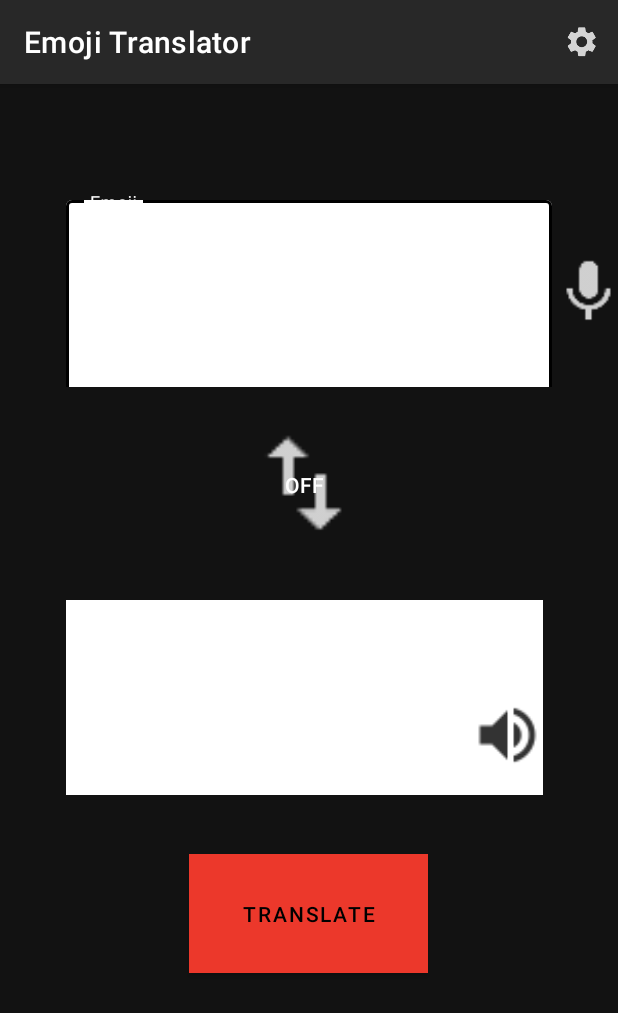
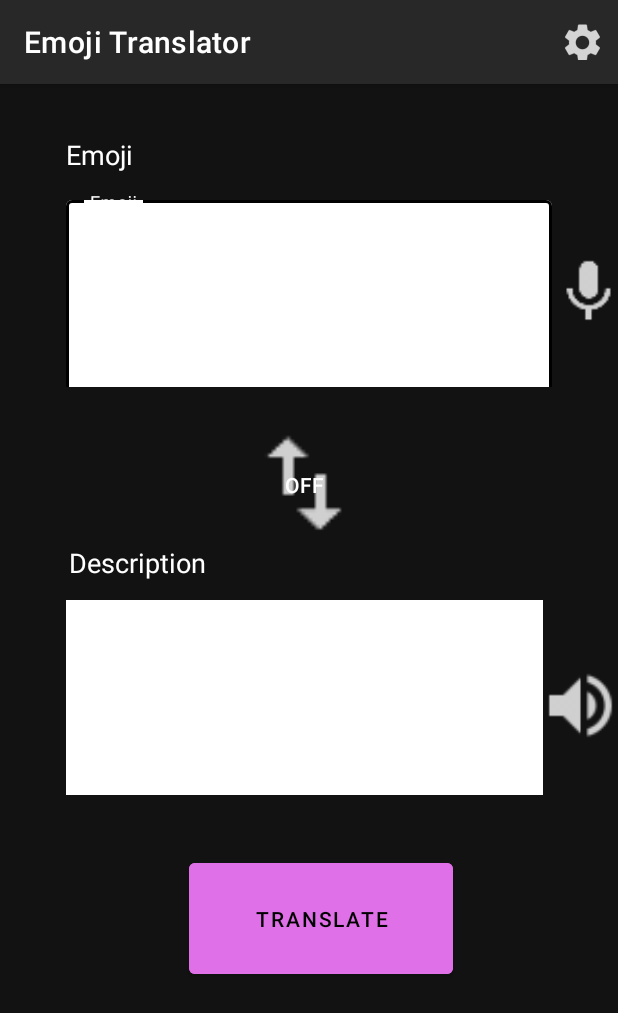
Before and after one commit to nadine193/emoji_translator_android, an Android app: the screen it shows after launch (MainActivity), on a phone screen of 412 x 824 dp. Shown: the top 1013 px of the screen. Run offline under Robolectric (Android 15) with nearby library versions, the phone set to English and light mode, and no system bars.

Commit message:
changed colour of translate button added headings to boxes to show state of switch button

```diff
--- a/src/main/java/com/example/emojitranslator/MainActivity.java
+++ b/src/main/java/com/example/emojitranslator/MainActivity.java
@@ -45,6 +45,8 @@ public class MainActivity extends AppCompatActivity {
     private ImageView ttsButton;
     private ImageView sttButton;
     private ListView listView;
+    private EditText outputHeading;
+    private EditText inputHeading;
     TextToSpeech t1;
     private List<String> result;
 
@@ -66,6 +68,10 @@ public class MainActivity extends AppCompatActivity {
         translateButton = findViewById(R.id.translateButton);
         ttsButton = findViewById(R.id.ttsButton);
         sttButton = findViewById(R.id.sttButton);
+        inputHeading = findViewById(R.id.inputHeading);
+        inputHeading.setText("Emoji");
+        outputHeading = findViewById(R.id.outputHeading);
+        outputHeading.setText("Description");
         t1 = new TextToSpeech(getApplicationContext(), new TextToSpeech.OnInitListener() {
             @Override
             public void onInit(int status) {
@@ -106,11 +112,11 @@ public class MainActivity extends AppCompatActivity {
         switchButton.setOnCheckedChangeListener(new CompoundButton.OnCheckedChangeListener() {
             public void onCheckedChanged(CompoundButton buttonView, boolean isChecked) {
                 if (isChecked) {
-                    inputField.setHint("Description");
-                    outputField.setHint("Emoji");
+                    inputHeading.setText("Description");
+                    outputHeading.setText("Emoji");
                 } else {
-                    inputField.setHint("Emoji");
-                    outputField.setHint("Description");
+                    inputHeading.setText("Emoji");
+                    outputHeading.setText("Description");
                 }
             }
         });
--- a/src/main/res/layout/activity_main.xml
+++ b/src/main/res/layout/activity_main.xml
@@ -45,7 +45,7 @@
             android:layout_width="match_parent"
             android:layout_height="130dp"
             android:textColor="#000000"
-            android:hint="@string/input_label_text" />
+            android:textSize="30sp"/>
 
     </com.google.android.material.textfield.TextInputLayout>
 
@@ -67,7 +67,6 @@
         android:id="@+id/relativeLayout"
         android:layout_width="318dp"
         android:layout_height="130dp"
-
         android:layout_marginStart="44dp"
         android:layout_marginLeft="44dp"
         android:layout_marginTop="36dp"
@@ -83,38 +82,24 @@
             android:hint="@string/output_label_text"
             android:textColor="#000000"
             android:textColorHint="@color/primaryTextColor"
+            android:textSize="30sp"
             app:errorEnabled="true"
             app:layout_constraintEnd_toEndOf="parent"
             app:layout_constraintHorizontal_bias="0.0"
             app:layout_constraintStart_toStartOf="parent"
             app:layout_constraintTop_toTopOf="parent" />
 
-        <ImageView
-            android:id="@+id/ttsButton"
-            android:layout_width="50dp"
-            android:layout_height="50dp"
-            android:layout_alignEnd="@+id/outputTextField"
-            android:layout_alignRight="@+id/outputTextField"
-            android:layout_alignParentBottom="true"
-            android:layout_marginTop="65dp"
-            android:layout_marginEnd="-1dp"
-            android:layout_marginRight="-1dp"
-            android:layout_marginBottom="15dp"
-            android:contentDescription="@string/textToSpeech"
-            android:src="@drawable/ic_tts_2"
-            android:visibility="visible" />
-
     </RelativeLayout>
 
     <Button
         android:id="@+id/translateButton"
-        android:layout_width="159dp"
-        android:layout_height="79dp"
+        android:layout_width="176dp"
+        android:layout_height="86dp"
         android:layout_marginStart="126dp"
         android:layout_marginLeft="126dp"
         android:layout_marginTop="39dp"
+        android:backgroundTint="@color/colorPrimary"
         android:text="@string/translate_button"
-        android:background="@color/colorPrimary"
         app:layout_constraintStart_toStartOf="parent"
         app:layout_constraintTop_toBottomOf="@+id/relativeLayout" />
 
@@ -132,5 +117,40 @@
         app:layout_constraintStart_toEndOf="@+id/inputTextField"
         app:layout_constraintTop_toBottomOf="@+id/appBarLayout" />
 
+    <ImageView
+        android:id="@+id/ttsButton"
+        android:layout_width="50dp"
+        android:layout_height="50dp"
+        android:layout_marginTop="81dp"
+        android:contentDescription="@string/textToSpeech"
+        android:src="@drawable/ic_tts"
+        android:visibility="visible"
+        app:layout_constraintStart_toEndOf="@+id/relativeLayout"
+        app:layout_constraintTop_toBottomOf="@+id/switch_button" />
+
+    <EditText
+        android:id="@+id/outputHeading"
+        android:layout_width="100dp"
+        android:layout_height="50dp"
+        android:layout_marginStart="46dp"
+        android:layout_marginLeft="46dp"
+        android:contentDescription="@string/output_label_text"
+        android:textColor="#ffffff"
+        android:background="@android:color/transparent"
+        app:layout_constraintBottom_toTopOf="@+id/relativeLayout"
+        app:layout_constraintStart_toStartOf="parent" />
+
+    <EditText
+        android:id="@+id/inputHeading"
+        android:layout_width="100dp"
+        android:layout_height="50dp"
+        android:layout_marginStart="44dp"
+        android:layout_marginLeft="44dp"
+        android:background="@android:color/transparent"
+        app:layout_constraintBottom_toTopOf="@+id/inputTextField"
+        app:layout_constraintStart_toStartOf="parent"
+        android:textColor="#ffffff"
+        />
+
 
 </androidx.constraintlayout.widget.ConstraintLayout>
--- a/src/main/res/menu/main_menu.xml
+++ b/src/main/res/menu/main_menu.xml
@@ -4,7 +4,7 @@
 
     <item
         android:enabled="true"
-        android:icon="@drawable/ic_settings_white"
+        android:icon="@drawable/ic_settings"
         android:orderInCategory="2"
         android:title="@string/settings_button"
         android:visible="true"
--- a/src/main/res/values-night/colors.xml
+++ b/src/main/res/values-night/colors.xml
@@ -1,6 +1,6 @@
 <?xml version="1.0" encoding="utf-8"?>
 <resources>
-    <color name="colorPrimary">#097588</color>
+    <color name="colorPrimary">#E070E8</color>
     <color name="colorAccent">#62efff</color>
     <color name="colorPrimaryDark">#008ba3</color>
     <color name="primaryTextColor">#ffffff</color>
```
Also changed, not shown: src/main/res/drawable-hdpi/ic_settings.png (added), src/main/res/drawable-hdpi/ic_tts.png (added), src/main/res/drawable-hdpi/ic_tts_2.png (deleted), src/main/res/drawable-mdpi/ic_settings.png (added), src/main/res/drawable-mdpi/ic_tts.png (added), src/main/res/drawable-mdpi/ic_tts_2.png (deleted), src/main/res/drawable-xhdpi/ic_settings.png (added), src/main/res/drawable-xhdpi/ic_tts.png (added), src/main/res/drawable-xhdpi/ic_tts_2.png (deleted), src/main/res/drawable-xxhdpi/ic_settings.png (added), src/main/res/drawable-xxhdpi/ic_tts.png (added), src/main/res/drawable-xxhdpi/ic_tts_2.png (deleted), src/main/res/drawable-xxxhdpi/ic_settings.png (added), src/main/res/drawable-xxxhdpi/ic_tts.png (added), 1 more files.
